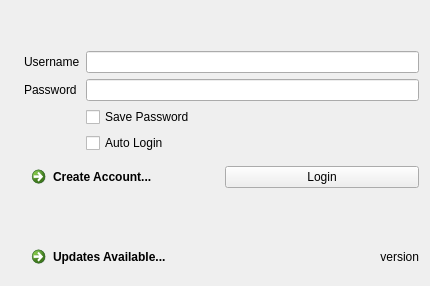
This is ggpo/gui/ui/logindialog.ui in doctorguile/pyqtggpo as Qt 5 draws it before an edit. The edited form follows.
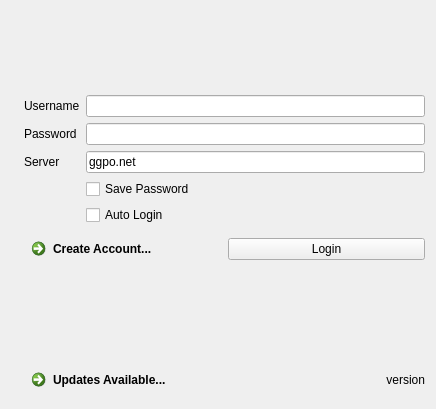
This is the edited form. Icons and pictures are not drawn.

Commit message: support custom server

What changed in the file:
```diff
--- a/ggpo/gui/ui/logindialog.ui
+++ b/ggpo/gui/ui/logindialog.ui
@@ -6,8 +6,8 @@
    <rect>
     <x>0</x>
     <y>0</y>
-    <width>430</width>
-    <height>286</height>
+    <width>436</width>
+    <height>409</height>
    </rect>
   </property>
   <property name="windowTitle">
@@ -81,7 +81,7 @@
          </property>
         </widget>
        </item>
-       <item row="3" column="1">
+       <item row="4" column="1">
         <widget class="QCheckBox" name="uiSavePasswordChk">
          <property name="layoutDirection">
           <enum>Qt::LeftToRight</enum>
@@ -91,7 +91,7 @@
          </property>
         </widget>
        </item>
-       <item row="4" column="1">
+       <item row="5" column="1">
         <widget class="QCheckBox" name="uiAutologinChk">
          <property name="layoutDirection">
           <enum>Qt::LeftToRight</enum>
@@ -101,6 +101,20 @@
          </property>
         </widget>
        </item>
+       <item row="3" column="0">
+        <widget class="QLabel" name="labelServer">
+         <property name="text">
+          <string>Server</string>
+         </property>
+        </widget>
+       </item>
+       <item row="3" column="1">
+        <widget class="QLineEdit" name="uiServerLine">
+         <property name="text">
+          <string>ggpo.net</string>
+         </property>
+        </widget>
+       </item>
       </layout>
      </item>
      <item>
```
The commit also changes 6 other files.
